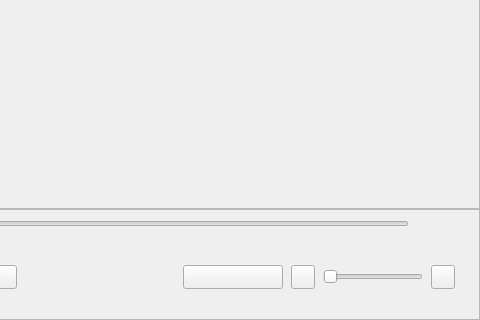
Above: src/xamp/xamp.ui from billlin0904/xamp2 before the change; both pictures show x 665 to 1145 and y 338 to 658 of the 1145 by 658 pixel window. Below: the same form after it.
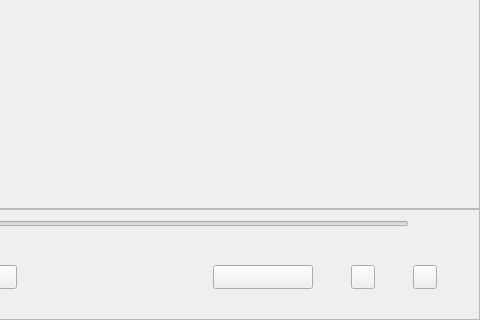
That is the form after the change. Custom widgets are drawn as their Qt base class.

The edit to the form file:
```diff
--- a/src/xamp/xamp.ui
+++ b/src/xamp/xamp.ui
@@ -1034,25 +1034,6 @@
                 </property>
                </widget>
               </item>
-              <item>
-               <widget class="SeekSlider" name="volumeSlider">
-                <property name="minimumSize">
-                 <size>
-                  <width>100</width>
-                  <height>0</height>
-                 </size>
-                </property>
-                <property name="maximumSize">
-                 <size>
-                  <width>100</width>
-                  <height>16777215</height>
-                 </size>
-                </property>
-                <property name="orientation">
-                 <enum>Qt::Horizontal</enum>
-                </property>
-               </widget>
-              </item>
               <item>
                <widget class="QToolButton" name="mutedButton">
                 <property name="minimumSize">
@@ -1072,22 +1053,6 @@
                 </property>
                </widget>
               </item>
-              <item>
-               <spacer name="horizontalSpacer_14">
-                <property name="orientation">
-                 <enum>Qt::Horizontal</enum>
-                </property>
-                <property name="sizeType">
-                 <enum>QSizePolicy::Fixed</enum>
-                </property>
-                <property name="sizeHint" stdset="0">
-                 <size>
-                  <width>10</width>
-                  <height>20</height>
-                 </size>
-                </property>
-               </spacer>
-              </item>
              </layout>
             </item>
            </layout>
```
